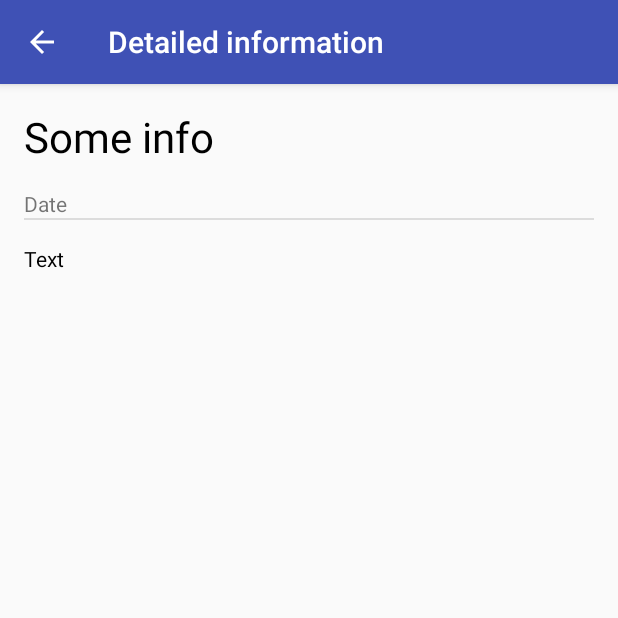
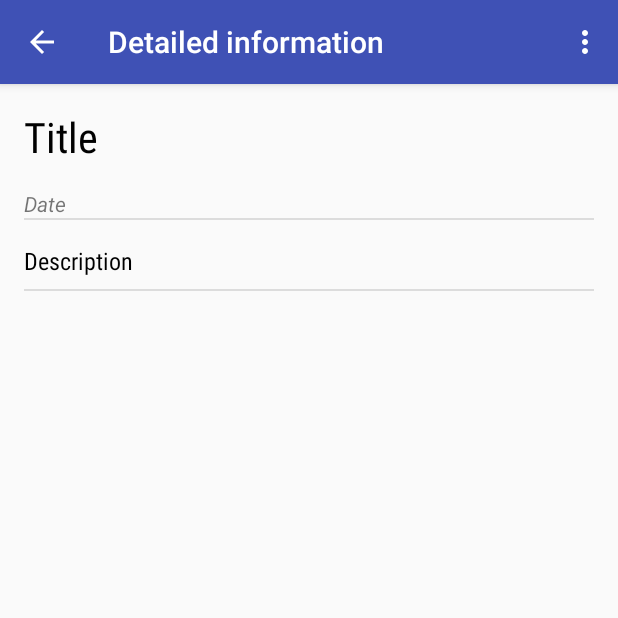
Before and after one commit to VitaliyBelyaev/RSSZebra, an Android app: the DetailsActivity screen opened directly, with no data from a screen before it, on a phone screen of 412 x 824 dp, the top half of it. Run offline under Robolectric (Android 15) with nearby library versions, the phone set to English and light mode, and no system bars; network calls fail; 1 statement that could not run was skipped.

Commit message:
Open RSS item in browser and visual polish

```diff
--- a/app/src/main/AndroidManifest.xml
+++ b/app/src/main/AndroidManifest.xml
@@ -11,7 +11,8 @@
         android:roundIcon="@mipmap/ic_launcher_zebra_round"
         android:supportsRtl="true"
         android:theme="@style/AppTheme">
-        <activity android:name=".MainActivity">
+        <activity android:name=".MainActivity"
+            android:launchMode="singleTop">
             <intent-filter>
                 <action android:name="android.intent.action.MAIN" />
 
--- a/app/src/main/java/com/example/android/rsszebra/DetailsActivity.java
+++ b/app/src/main/java/com/example/android/rsszebra/DetailsActivity.java
@@ -8,8 +8,11 @@ import android.graphics.Bitmap;
 import android.graphics.BitmapFactory;
 import android.app.LoaderManager;
 import android.content.Loader;
+import android.net.Uri;
 import android.support.v7.app.AppCompatActivity;
 import android.os.Bundle;
+import android.view.Menu;
+import android.view.MenuItem;
 import android.view.View;
 import android.widget.ImageView;
 import android.widget.ProgressBar;
@@ -32,6 +35,7 @@ public class DetailsActivity extends AppCompatActivity implements LoaderManager.
     private ProgressBar mProgressBar;
     private ImageView mImageView;
     private String imageUrl;
+    private String urlAsString;
 
 
     @Override
@@ -45,7 +49,7 @@ public class DetailsActivity extends AppCompatActivity implements LoaderManager.
         mImageView = findViewById(R.id.iv_details_image);
         mProgressBar = findViewById(R.id.details_progress_bar);
 
-        String uriAsString = getIntent().getStringExtra(Intent.EXTRA_TEXT);
+        urlAsString = getIntent().getStringExtra(Intent.EXTRA_TEXT);
 
         String[] projection =
                 {
@@ -58,7 +62,7 @@ public class DetailsActivity extends AppCompatActivity implements LoaderManager.
                 };
 
         String selection = COLUMN_ITEM_LINK + "=?";
-        String[] selectionArgs = new String[]{uriAsString};
+        String[] selectionArgs = new String[]{urlAsString};
 
 
         Cursor cursor = getContentResolver().query(CONTENT_URI, projection, selection,
@@ -93,6 +97,26 @@ public class DetailsActivity extends AppCompatActivity implements LoaderManager.
             mDescriptionTextView.setText(text);
             cursor.close();
         }
+    }
+
+    @Override
+    public boolean onCreateOptionsMenu(Menu menu) {
+        getMenuInflater().inflate(R.menu.detail, menu);
+        return true;
+    }
+
+    @Override
+    public boolean onOptionsItemSelected(MenuItem item) {
+        int id = item.getItemId();
+
+        if (id == R.id.open_link){
+            Uri webpage = Uri.parse(urlAsString);
+            Intent intent = new Intent(Intent.ACTION_VIEW, webpage);
+            if (intent.resolveActivity(getPackageManager()) != null) {
+                startActivity(intent);
+            }
+        }
+        return super.onOptionsItemSelected(item);
     }
 
     @Override
--- a/app/src/main/res/layout/activity_details.xml
+++ b/app/src/main/res/layout/activity_details.xml
@@ -1,15 +1,15 @@
 <?xml version="1.0" encoding="utf-8"?>
 
 <ScrollView xmlns:android="http://schemas.android.com/apk/res/android"
-    xmlns:app="http://schemas.android.com/apk/res-auto"
     android:layout_width="match_parent"
     android:layout_height="match_parent">
 
     <LinearLayout xmlns:tools="http://schemas.android.com/tools"
         android:layout_width="match_parent"
-        android:layout_height="match_parent"
+        android:layout_height="wrap_content"
         android:orientation="vertical"
         android:paddingTop="8dp"
+        android:paddingBottom="8dp"
         android:paddingLeft="16dp"
         android:paddingRight="16dp"
         tools:context="com.example.android.rsszebra.DetailsActivity">
@@ -32,8 +32,9 @@
             android:layout_width="match_parent"
             android:layout_height="wrap_content"
             android:paddingTop="8dp"
-            android:text="Some info"
+            android:text="Title"
             android:textSize="28sp"
+            android:fontFamily="sans-serif-condensed"
             android:textColor="@android:color/black"/>
 
         <TextView
@@ -41,6 +42,7 @@
             android:layout_width="match_parent"
             android:layout_height="wrap_content"
             android:paddingTop="16dp"
+            android:textStyle="italic"
             android:text="Date" />
 
         <View style="@style/Divider"/>
@@ -51,9 +53,12 @@
             android:layout_width="match_parent"
             android:layout_height="wrap_content"
             android:paddingTop="16dp"
+            android:paddingBottom="8dp"
             android:textColor="@android:color/black"
-            android:text="Text" />
+            android:textSize="16sp"
+            android:fontFamily="sans-serif-condensed"
+            android:text="Description" />
 
-
+        <View style="@style/Divider"/>
     </LinearLayout>
 </ScrollView>
--- a/app/src/main/res/layout/rss_feed_item.xml
+++ b/app/src/main/res/layout/rss_feed_item.xml
@@ -10,15 +10,17 @@
         android:layout_height="wrap_content"
         android:textSize="24sp"
         android:textColor="@android:color/black"
-        style="@style/RSSItem"
+        style="@style/RSSItem_paddings"
+        android:fontFamily="sans-serif-condensed"
         android:text="Title"/>
 
     <TextView
         android:id="@+id/tv_pub_date"
         android:layout_width="match_parent"
         android:layout_height="wrap_content"
-        style="@style/RSSItem"
+        style="@style/RSSItem_paddings"
         android:paddingBottom="8dp"
+        android:textStyle="italic"
         android:text="Date"/>
 
     <View style="@style/Divider" />
--- /dev/null
+++ b/app/src/main/res/menu/detail.xml
@@ -0,0 +1,9 @@
+<?xml version="1.0" encoding="utf-8"?>
+<menu xmlns:android="http://schemas.android.com/apk/res/android"
+    xmlns:app="http://schemas.android.com/apk/res-auto">
+
+    <item
+        android:id="@+id/open_link"
+        android:title="@string/open_in_browser"
+        app:showAsAction="never"/>
+</menu>
--- a/app/src/main/res/values/strings.xml
+++ b/app/src/main/res/values/strings.xml
@@ -1,4 +1,5 @@
 <resources>
     <string name="app_name">RSSZebra</string>
     <string name="details_label">Detailed information</string>
+    <string name="open_in_browser">Open in browser</string>
 </resources>
--- a/app/src/main/res/values/styles.xml
+++ b/app/src/main/res/values/styles.xml
@@ -15,7 +15,7 @@
         <item name="android:paddingTop">8dp</item>
     </style>
 
-    <style name="RSSItem">
+    <style name="RSSItem_paddings">
         <item name="android:paddingRight">16dp</item>
         <item name="android:paddingLeft">16dp</item>
         <item name="android:paddingTop">8dp</item>
```
Also changed, not shown: 1 other file.
